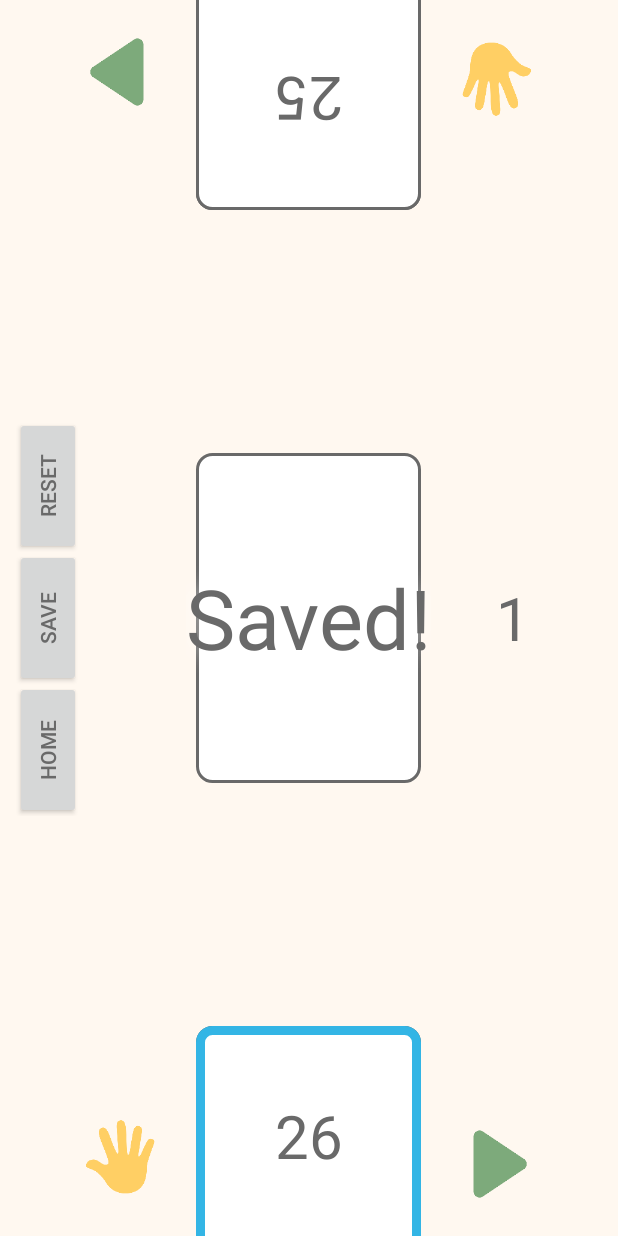
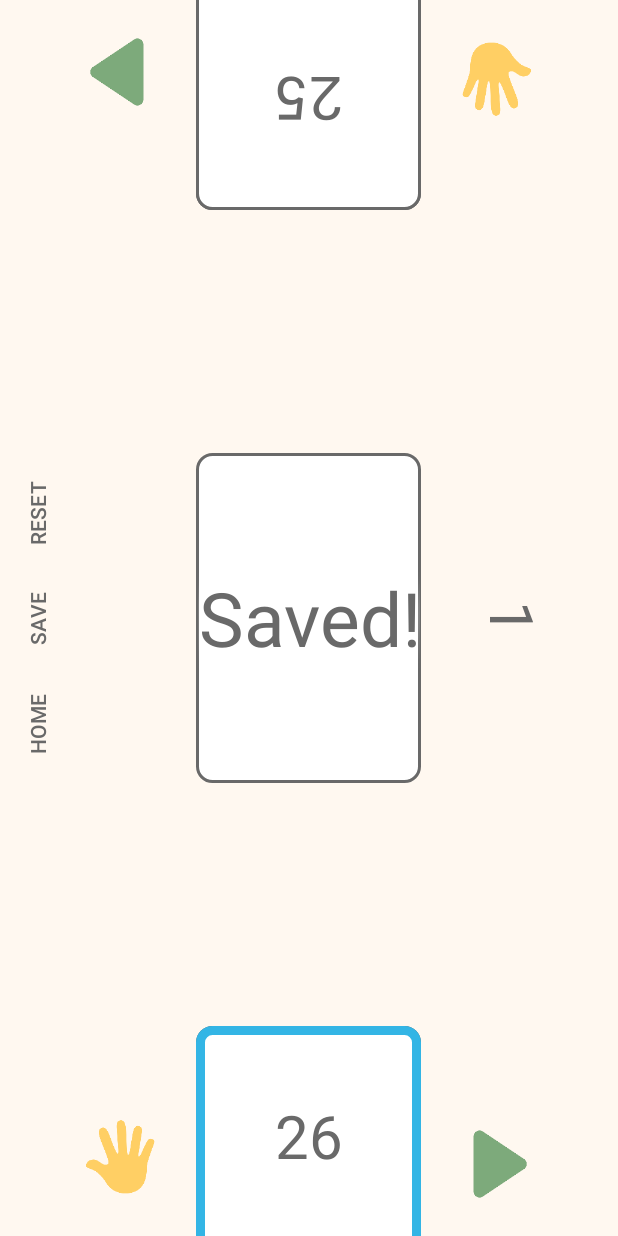
Before and after one commit to loafyyy/egyptian-rat-screw-android, an Android app: the MainActivity screen opened directly, with no data from a screen before it, after a tap on "SAVE", on a phone screen of 412 x 824 dp. Run offline under Robolectric (Android 15) with nearby library versions, the phone set to English and light mode, and no system bars; 3 other taps on this screen came first.

Commit message:
update save settings, update game buttons style

```diff
--- a/app/src/main/java/com/example/android/egyptianratscrew/MainActivity.java
+++ b/app/src/main/java/com/example/android/egyptianratscrew/MainActivity.java
@@ -34,6 +34,8 @@ public class MainActivity extends AppCompatActivity {
 
     // images for the different piles
     private ImageView playerOneImage, playerTwoImage, nextCardImage;
+    // middle card image ID - used for saving
+    private int resID;
 
     // indicates how many cards left in pile
     private TextView numCardsPlayerOne, numCardsPlayerTwo, numCardsCenter;
@@ -74,10 +76,6 @@ public class MainActivity extends AppCompatActivity {
         numCardsPlayerTwo = (TextView) findViewById(R.id.num_cards_player_two);
         numCardsCenter = (TextView) findViewById(R.id.num_cards_middle);
 
-        // play indicators
-        Glide.with(this).load(playIndicatorOn).into(playerOneImage);
-        Glide.with(this).load(playIndicatorOff).into(playerTwoImage);
-
         // initialize burn/slap text view
         burnSlap = (TextView) findViewById(R.id.burn_slap);
 
@@ -104,7 +102,6 @@ public class MainActivity extends AppCompatActivity {
     }
 
     public void homeButton(View view) {
-        saveData();
         startActivity(new Intent(mContext, HomeActivity.class));
     }
 
@@ -227,7 +224,7 @@ public class MainActivity extends AppCompatActivity {
 
             Card nextCard = playerOne.playTopCard();
             middlePile.addCard(nextCard);
-            final int resID = getResources().getIdentifier(nextCard.toString(), "drawable", getPackageName());
+            resID = getResources().getIdentifier(nextCard.toString(), "drawable", getPackageName());
 
             moveCardToCenter(playerOneImage, resID, true);
 
@@ -300,7 +297,7 @@ public class MainActivity extends AppCompatActivity {
 
             Card nextCard = playerTwo.playTopCard();
             middlePile.addCard(nextCard);
-            final int resID = getResources().getIdentifier(nextCard.toString(), "drawable", getPackageName());
+            resID = getResources().getIdentifier(nextCard.toString(), "drawable", getPackageName());
             moveCardToCenter(playerTwoImage, resID, false);
 
             // checks if the card is a face card
@@ -566,9 +563,19 @@ public class MainActivity extends AppCompatActivity {
         String p1Json = gson.toJson(playerOne);
         String p2Json = gson.toJson(playerTwo);
         String midJson = gson.toJson(middlePile);
+
         editor.putString(getString(R.string.p1_save_preference), p1Json);
         editor.putString(getString(R.string.p2_save_preference), p2Json);
         editor.putString(getString(R.string.mid_save_preference), midJson);
+        editor.putInt(getString(R.string.p1_num_plays_preference), playerOnePlays);
+        editor.putInt(getString(R.string.p2_num_plays_preference), playerTwoPlays);
+        editor.putBoolean(getString(R.string.p1_face_card_preference), isFCPlayerOne);
+        editor.putBoolean(getString(R.string.p2_face_card_preference), isFCPlayerTwo);
+
+        if (middlePile.getSize() > 0) {
+            editor.putInt(getString(R.string.mid_card_img_id_preference), resID);
+        }
+
         editor.apply();
     }
 
@@ -586,9 +593,31 @@ public class MainActivity extends AppCompatActivity {
         playerOne = gson.fromJson(p1Json, PlayerDeck.class);
         playerTwo = gson.fromJson(p2Json, PlayerDeck.class);
         middlePile = gson.fromJson(midJson, MiddlePile.class);
+        playerOnePlays = sp.getInt(getString(R.string.p1_num_plays_preference), 1);
+        playerTwoPlays = sp.getInt(getString(R.string.p2_num_plays_preference), 0);
+        isFCPlayerOne = sp.getBoolean(getString(R.string.p1_face_card_preference), false);
+        isFCPlayerTwo = sp.getBoolean(getString(R.string.p2_face_card_preference), false);
 
+        // set play indicator
+        if (playerOnePlays != 0) {
+            // play indicators
+            Glide.with(this).load(playIndicatorOn).into(playerOneImage);
+            Glide.with(this).load(playIndicatorOff).into(playerTwoImage);
+        }
+        else {
+            // play indicators
+            Glide.with(this).load(playIndicatorOff).into(playerOneImage);
+            Glide.with(this).load(playIndicatorOn).into(playerTwoImage);
+        }
+
+        // set middle card image
+        int id = sp.getInt(getString(R.string.mid_card_img_id_preference), -1);
+        if (id != -1) {
+            Glide.with(mContext).load(id).into(nextCardImage);
+        }
         updateNumCards();
 
+        // if was saved at end of game
         int p1Size = playerOne.getSize();
         int p2Size = playerTwo.getSize();
         if (p1Size == 0 || p2Size == 0) {
--- a/app/src/main/res/layout/activity_main.xml
+++ b/app/src/main/res/layout/activity_main.xml
@@ -70,28 +70,25 @@
         android:layout_width="wrap_content"
         android:layout_height="wrap_content"
         android:layout_centerVertical="true"
-        android:layout_marginLeft="-100dp"
+        android:layout_marginLeft="-80dp"
         android:orientation="horizontal"
         android:rotation="-90">
 
         <Button
             android:id="@+id/home_button"
-            android:layout_width="wrap_content"
-            android:layout_height="wrap_content"
+            style="@style/game_button"
             android:onClick="homeButton"
             android:text="@string/menu_home" />
 
         <Button
             android:id="@+id/save_button"
-            android:layout_width="wrap_content"
-            android:layout_height="wrap_content"
+            style="@style/game_button"
             android:onClick="saveButton"
             android:text="@string/menu_save" />
 
         <Button
             android:id="@+id/reset_button"
-            android:layout_width="wrap_content"
-            android:layout_height="wrap_content"
+            style="@style/game_button"
             android:onClick="resetButton"
             android:text="@string/menu_reset" />
 
@@ -104,6 +101,7 @@
         android:layout_centerVertical="true"
         android:layout_marginLeft="50dp"
         android:layout_toRightOf="@id/middle_card"
+        android:rotation="90"
         android:textSize="@dimen/font_size_num_cards" />
 
     <ImageView
--- a/app/src/main/res/values/dimens.xml
+++ b/app/src/main/res/values/dimens.xml
@@ -4,7 +4,7 @@
     <dimen name="activity_vertical_margin">16dp</dimen>
     <dimen name="card_width">150dp</dimen>
     <dimen name="card_height">220dp</dimen>
-    <dimen name="font_size_slap">55sp</dimen>
+    <dimen name="font_size_slap">50sp</dimen>
     <dimen name="font_size_num_cards">40sp</dimen>
     <dimen name="font_size_title">70sp</dimen>
     <dimen name="button_size">100dp</dimen>
--- a/app/src/main/res/values/strings.xml
+++ b/app/src/main/res/values/strings.xml
@@ -7,7 +7,6 @@
     <string name="new_game">New Game</string>
     <string name="continue_game">Continue</string>
     <string name="about_game">About</string>
-    <string name="new_game_preference">newGame</string>
     <string name="reset">Reset!</string>
     <string name="save">Saved!</string>
     <string name="menu_home">Home</string>
@@ -17,9 +16,17 @@
     <string name="p1_burn">P1 BURN!</string>
     <string name="p2_slaps">P2 SLAP!</string>
     <string name="p2_burn">P2 BURN!</string>
-    <string name="p1_wins_message">Player One Wins!</string>
-    <string name="p2_wins_message">Player Two Wins!</string>
+    <string name="p1_wins_message">PLAYER\nONE\nWINS!</string>
+    <string name="p2_wins_message">PLAYER\nTWO\nWINS!</string>
+
+    <!-- preferences -->
+    <string name="new_game_preference">newGame</string>
     <string name="p1_save_preference">p1Deck</string>
     <string name="p2_save_preference">p2Deck</string>
     <string name="mid_save_preference">midDeck</string>
+    <string name="p1_num_plays_preference">p1Plays</string>
+    <string name="p2_num_plays_preference">p2Plays</string>
+    <string name="p1_face_card_preference">p1Fc</string>
+    <string name="p2_face_card_preference">p2Fc</string>
+    <string name="mid_card_img_id_preference">resID</string>
 </resources>
--- a/app/src/main/res/values/styles.xml
+++ b/app/src/main/res/values/styles.xml
@@ -18,4 +18,10 @@
         <item name="android:shadowRadius">20</item>
     </style>
 
+    <style name="game_button">
+        <item name="android:layout_width">70dp</item>
+        <item name="android:layout_height">wrap_content</item>
+        <item name="android:background">@android:color/transparent</item>
+    </style>
+
 </resources>
```
